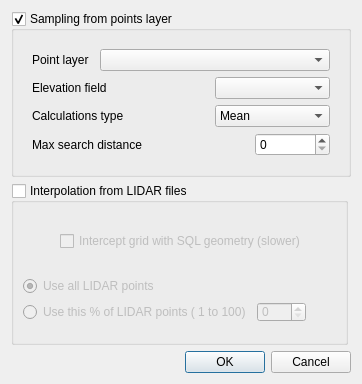
Old version of the form flo2d/ui/sampling_xyz.ui in the repository FLO-2DSoftware/qgis-flo-2d-plugin.
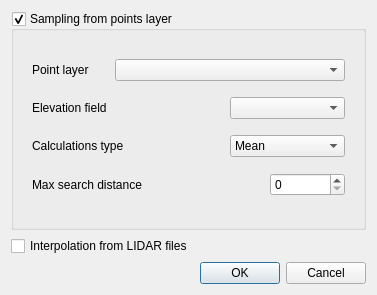
New version of the form. Custom widgets are drawn as their Qt base class.

Commit message:
Remove non-used options from dialogs
 - Remove "Use Overviews?" from Elevation Sampling

 - Remove LIDAR options from Elevation Points Assignment

Patch:
```diff
--- a/flo2d/ui/sampling_xyz.ui
+++ b/flo2d/ui/sampling_xyz.ui
@@ -6,24 +6,32 @@
    <rect>
     <x>0</x>
     <y>0</y>
-    <width>362</width>
-    <height>384</height>
+    <width>377</width>
+    <height>295</height>
    </rect>
   </property>
+  <property name="sizePolicy">
+   <sizepolicy hsizetype="Maximum" vsizetype="Maximum">
+    <horstretch>0</horstretch>
+    <verstretch>0</verstretch>
+   </sizepolicy>
+  </property>
+  <property name="maximumSize">
+   <size>
+    <width>377</width>
+    <height>295</height>
+   </size>
+  </property>
   <property name="windowTitle">
    <string>Elevation Points Assignment</string>
   </property>
-  <layout class="QGridLayout" name="gridLayout_8">
-   <item row="2" column="0">
-    <widget class="QDialogButtonBox" name="buttonBox">
-     <property name="orientation">
-      <enum>Qt::Horizontal</enum>
-     </property>
-     <property name="standardButtons">
-      <set>QDialogButtonBox::Cancel|QDialogButtonBox::Ok</set>
-     </property>
-    </widget>
-   </item>
+  <property name="sizeGripEnabled">
+   <bool>false</bool>
+  </property>
+  <property name="modal">
+   <bool>false</bool>
+  </property>
+  <layout class="QGridLayout" name="gridLayout">
    <item row="0" column="0">
     <widget class="QGroupBox" name="points_layer_grp">
      <property name="title">
@@ -241,122 +249,20 @@
     </widget>
    </item>
    <item row="1" column="0">
-    <widget class="QGroupBox" name="lidar_grp">
-     <property name="enabled">
-      <bool>true</bool>
-     </property>
-     <property name="sizePolicy">
-      <sizepolicy hsizetype="Fixed" vsizetype="Preferred">
-       <horstretch>0</horstretch>
-       <verstretch>0</verstretch>
-      </sizepolicy>
-     </property>
-     <property name="minimumSize">
-      <size>
-       <width>337</width>
-       <height>105</height>
-      </size>
-     </property>
-     <property name="maximumSize">
-      <size>
-       <width>337</width>
-       <height>200</height>
-      </size>
-     </property>
-     <property name="title">
+    <widget class="QCheckBox" name="lidar_chbox">
+     <property name="text">
       <string>Interpolation from LIDAR files</string>
      </property>
-     <property name="checkable">
-      <bool>true</bool>
+    </widget>
+   </item>
+   <item row="2" column="0">
+    <widget class="QDialogButtonBox" name="buttonBox">
+     <property name="orientation">
+      <enum>Qt::Horizontal</enum>
      </property>
-     <property name="checked">
-      <bool>false</bool>
+     <property name="standardButtons">
+      <set>QDialogButtonBox::Cancel|QDialogButtonBox::Ok</set>
      </property>
-     <layout class="QGridLayout" name="gridLayout_6">
-      <item row="0" column="0">
-       <spacer name="horizontalSpacer_2">
-        <property name="orientation">
-         <enum>Qt::Horizontal</enum>
-        </property>
-        <property name="sizeHint" stdset="0">
-         <size>
-          <width>37</width>
-          <height>38</height>
-         </size>
-        </property>
-       </spacer>
-      </item>
-      <item row="0" column="1">
-       <widget class="QCheckBox" name="use_sql_chbox">
-        <property name="enabled">
-         <bool>false</bool>
-        </property>
-        <property name="text">
-         <string>Intercept grid with SQL geometry (slower)</string>
-        </property>
-       </widget>
-      </item>
-      <item row="0" column="2">
-       <spacer name="horizontalSpacer_5">
-        <property name="orientation">
-         <enum>Qt::Horizontal</enum>
-        </property>
-        <property name="sizeHint" stdset="0">
-         <size>
-          <width>37</width>
-          <height>30</height>
-         </size>
-        </property>
-       </spacer>
-      </item>
-      <item row="1" column="0" colspan="2">
-       <layout class="QGridLayout" name="gridLayout_5">
-        <item row="0" column="0">
-         <widget class="QRadioButton" name="use_all_radio">
-          <property name="text">
-           <string>Use all LIDAR points</string>
-          </property>
-          <property name="checked">
-           <bool>true</bool>
-          </property>
-         </widget>
-        </item>
-        <item row="1" column="0">
-         <layout class="QGridLayout" name="gridLayout">
-          <item row="0" column="0">
-           <widget class="QRadioButton" name="use_porcentage_radio">
-            <property name="text">
-             <string>Use this % of LIDAR points ( 1 to 100)</string>
-            </property>
-           </widget>
-          </item>
-          <item row="0" column="1">
-           <widget class="QSpinBox" name="porcentage_dbox">
-            <property name="sizePolicy">
-             <sizepolicy hsizetype="Fixed" vsizetype="Fixed">
-              <horstretch>0</horstretch>
-              <verstretch>0</verstretch>
-             </sizepolicy>
-            </property>
-            <property name="minimumSize">
-             <size>
-              <width>49</width>
-              <height>20</height>
-             </size>
-            </property>
-            <property name="maximumSize">
-             <size>
-              <width>49</width>
-              <height>20</height>
-             </size>
-            </property>
-           </widget>
-          </item>
-         </layout>
-        </item>
-       </layout>
-      </item>
-     </layout>
     </widget>
    </item>
   </layout>
```
Left out of the diff: 3 changed lines with no effect on the pictures. The commit also changes 2 other files.
